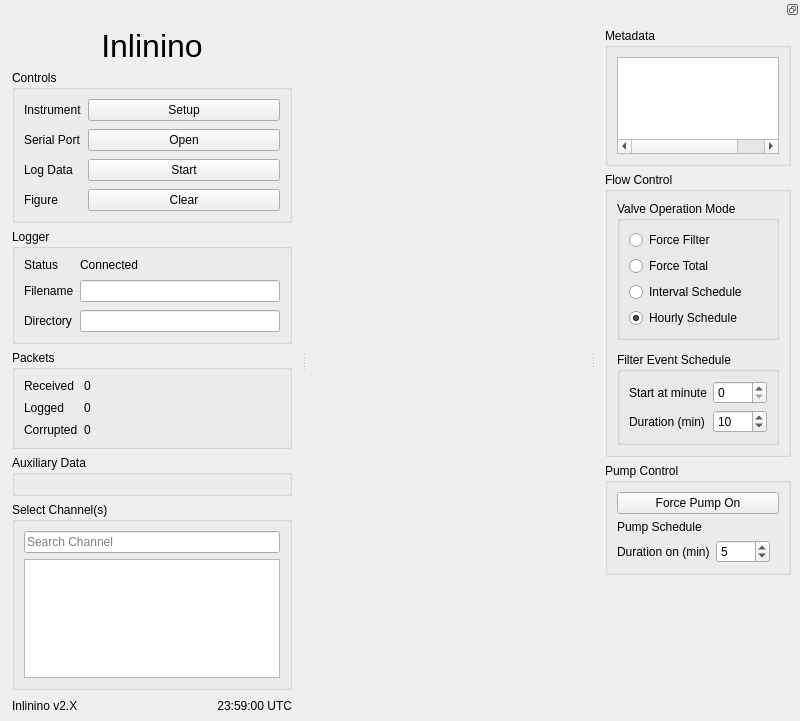
Before: the Qt Designer form inlinino/resources/main.ui in OceanOptics/Inlinino, drawn with Qt 5.
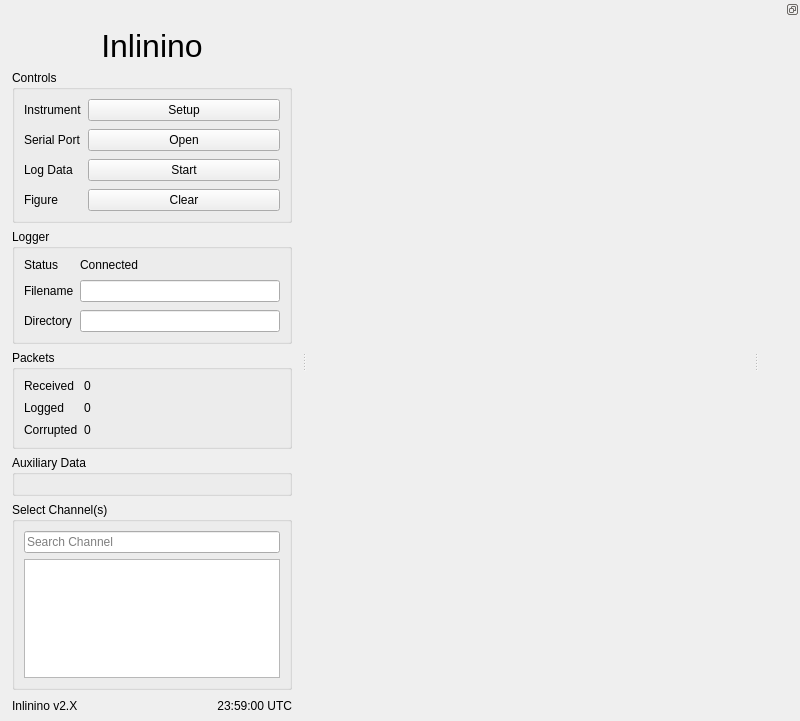
After: the same form once the commit is applied.

What changed in the file:
```diff
--- a/inlinino/resources/main.ui
+++ b/inlinino/resources/main.ui
@@ -409,263 +409,8 @@
    <attribute name="dockWidgetArea">
     <number>2</number>
    </attribute>
-   <widget class="QWidget" name="dock_widget_secondary_layout">
-    <layout class="QVBoxLayout" name="verticalLayout_2">
-     <item>
-      <widget class="QGroupBox" name="group_box_metadata">
-       <property name="title">
-        <string>Metadata</string>
-       </property>
-       <layout class="QVBoxLayout" name="verticalLayout_3">
-        <item>
-         <widget class="QTreeWidget" name="tree_widget_metadata">
-          <property name="sizePolicy">
-           <sizepolicy hsizetype="Minimum" vsizetype="Expanding">
-            <horstretch>0</horstretch>
-            <verstretch>0</verstretch>
-           </sizepolicy>
-          </property>
-          <property name="sizeAdjustPolicy">
-           <enum>QAbstractScrollArea::AdjustToContentsOnFirstShow</enum>
-          </property>
-          <property name="editTriggers">
-           <set>QAbstractItemView::NoEditTriggers</set>
-          </property>
-          <property name="selectionMode">
-           <enum>QAbstractItemView::NoSelection</enum>
-          </property>
-          <property name="indentation">
-           <number>8</number>
-          </property>
-          <attribute name="headerVisible">
-           <bool>false</bool>
-          </attribute>
-          <column>
-           <property name="text">
-            <string>Key</string>
-           </property>
-          </column>
-          <column>
-           <property name="text">
-            <string>Values</string>
-           </property>
-          </column>
-         </widget>
-        </item>
-       </layout>
-      </widget>
-     </item>
-     <item>
-      <widget class="QGroupBox" name="group_box_instrument_control">
-       <property name="sizePolicy">
-        <sizepolicy hsizetype="Preferred" vsizetype="Minimum">
-         <horstretch>0</horstretch>
-         <verstretch>0</verstretch>
-        </sizepolicy>
-       </property>
-       <property name="title">
-        <string>Flow Control</string>
-       </property>
-       <layout class="QVBoxLayout" name="verticalLayout">
-        <property name="spacing">
-         <number>12</number>
-        </property>
-        <item>
-         <widget class="QGroupBox" name="group_box_valve_mode">
-          <property name="sizePolicy">
-           <sizepolicy hsizetype="Preferred" vsizetype="Minimum">
-            <horstretch>0</horstretch>
-            <verstretch>0</verstretch>
-           </sizepolicy>
-          </property>
-          <property name="title">
-           <string>Valve Operation Mode</string>
-          </property>
-          <layout class="QVBoxLayout" name="verticalLayout_4">
-           <item>
-            <widget class="QRadioButton" name="radio_instrument_control_filter">
-             <property name="text">
-              <string>Force Filter</string>
-             </property>
-            </widget>
-           </item>
-           <item>
-            <widget class="QRadioButton" name="radio_instrument_control_total">
-             <property name="text">
-              <string>Force Total</string>
-             </property>
-            </widget>
-           </item>
-           <item>
-            <widget class="QRadioButton" name="radio_instrument_control_interval">
-             <property name="text">
-              <string>Interval Schedule</string>
-             </property>
-            </widget>
-           </item>
-           <item>
-            <widget class="QRadioButton" name="radio_instrument_control_hourly">
-             <property name="text">
-              <string>Hourly Schedule</string>
-             </property>
-             <property name="checked">
-              <bool>true</bool>
-             </property>
-            </widget>
-           </item>
-          </layout>
-         </widget>
-        </item>
-        <item>
-         <widget class="QGroupBox" name="group_box_instrument_control_filter_schedule">
-          <property name="enabled">
-           <bool>true</bool>
-          </property>
-          <property name="sizePolicy">
-           <sizepolicy hsizetype="Preferred" vsizetype="Minimum">
-            <horstretch>0</horstretch>
-            <verstretch>0</verstretch>
-           </sizepolicy>
-          </property>
-          <property name="title">
-           <string>Filter Event Schedule</string>
-          </property>
-          <layout class="QFormLayout" name="formLayout_2">
-           <item row="0" column="0">
-            <widget class="QLabel" name="label_instrument_control_filter_start_every">
-             <property name="enabled">
-              <bool>true</bool>
-             </property>
-             <property name="text">
-              <string>Start at minute</string>
-             </property>
-             <property name="buddy">
-              <cstring>spinbox_instrument_control_filter_start_every</cstring>
-             </property>
-            </widget>
-           </item>
-           <item row="0" column="1">
-            <widget class="QSpinBox" name="spinbox_instrument_control_filter_start_every">
-             <property name="minimum">
-              <number>0</number>
-             </property>
-             <property name="maximum">
-              <number>9999</number>
-             </property>
-             <property name="value">
-              <number>0</number>
-             </property>
-            </widget>
-           </item>
-           <item row="1" column="0">
-            <widget class="QLabel" name="label_filter_duration">
-             <property name="text">
-              <string>Duration (min)</string>
-             </property>
-             <property name="buddy">
-              <cstring>spinbox_instrument_control_filter_duration</cstring>
-             </property>
-            </widget>
-           </item>
-           <item row="1" column="1">
-            <widget class="QSpinBox" name="spinbox_instrument_control_filter_duration">
-             <property name="minimum">
-              <number>1</number>
-             </property>
-             <property name="maximum">
-              <number>9999</number>
-             </property>
-             <property name="value">
-              <number>10</number>
-             </property>
-            </widget>
-           </item>
-          </layout>
-         </widget>
-        </item>
-       </layout>
-      </widget>
-     </item>
-     <item>
-      <widget class="QGroupBox" name="group_box_pump_control">
-       <property name="title">
-        <string>Pump Control</string>
-       </property>
-       <layout class="QVBoxLayout" name="verticalLayout_5">
-        <item>
-         <widget class="QPushButton" name="pb_toggle_pump">
-          <property name="text">
-           <string>Force Pump On</string>
-          </property>
-          <property name="checkable">
-           <bool>true</bool>
-          </property>
-         </widget>
-        </item>
-        <item>
-         <widget class="QLabel" name="label_pump_schedule">
-          <property name="text">
-           <string>Pump Schedule</string>
-          </property>
-         </widget>
-        </item>
-        <item>
-         <layout class="QHBoxLayout" name="horizontalLayout">
-          <item>
-           <widget class="QLabel" name="label_2">
-            <property name="text">
-             <string>Duration on (min)</string>
-            </property>
-           </widget>
-          </item>
-          <item>
-           <widget class="QSpinBox" name="spinbox_pump_on">
-            <property name="minimum">
-             <number>0</number>
-            </property>
-            <property name="maximum">
-             <number>9999</number>
-            </property>
-            <property name="value">
-             <number>5</number>
-            </property>
-           </widget>
-          </item>
-          <item>
-           <spacer name="horizontalSpacer_2">
-            <property name="orientation">
-             <enum>Qt::Horizontal</enum>
-            </property>
-            <property name="sizeHint" stdset="0">
-             <size>
-              <width>0</width>
-              <height>20</height>
-             </size>
-            </property>
-           </spacer>
-          </item>
-         </layout>
-        </item>
-       </layout>
-      </widget>
-     </item>
-     <item>
-      <spacer name="verticalSpacer">
-       <property name="orientation">
-        <enum>Qt::Vertical</enum>
-       </property>
-       <property name="sizeType">
-        <enum>QSizePolicy::MinimumExpanding</enum>
-       </property>
-       <property name="sizeHint" stdset="0">
-        <size>
-         <width>20</width>
-         <height>40</height>
-        </size>
-       </property>
-      </spacer>
-     </item>
-    </layout>
+   <widget class="QWidget" name="docked_widget_secondary">
+    <layout class="QVBoxLayout" name="docked_widget_secondary_layout"/>
    </widget>
   </widget>
  </widget>
```
Left out of the diff: 7 changed lines with no effect on the pictures.
